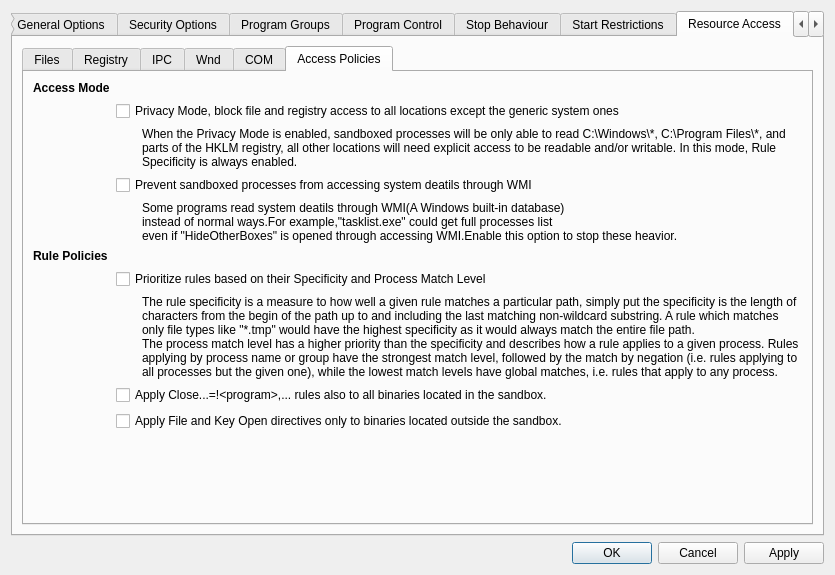
The window that SandboxiePlus/SandMan/Forms/OptionsWindow.ui (sandboxie-plus/Sandboxie) describes before a commit, drawn with Qt 5.
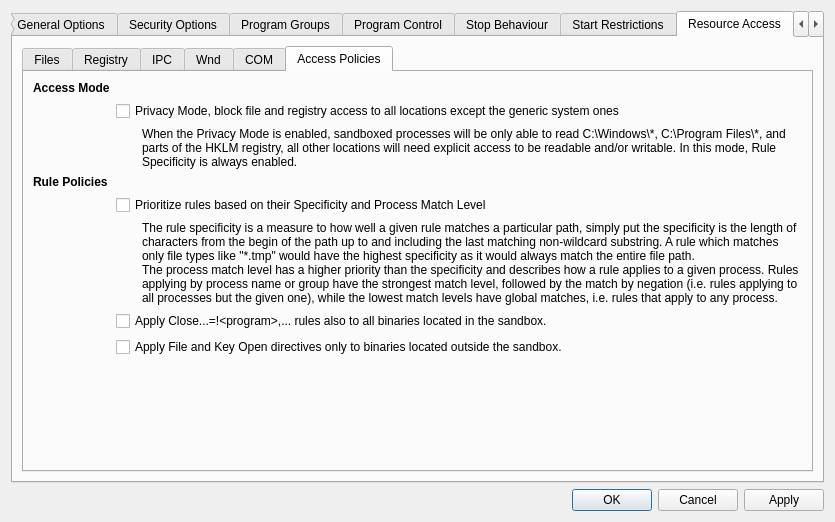
The same window after the commit. The open tabs and pages were chosen to show the change.

```diff
--- a/SandboxiePlus/SandMan/Forms/OptionsWindow.ui
+++ b/SandboxiePlus/SandMan/Forms/OptionsWindow.ui
@@ -7,7 +7,7 @@
     <x>0</x>
     <y>0</y>
     <width>835</width>
-    <height>575</height>
+    <height>475</height>
    </rect>
   </property>
   <property name="sizePolicy">
@@ -3028,6 +3028,50 @@
              <string>Access Policies</string>
             </attribute>
             <layout class="QGridLayout" name="gridLayout_36">
+             <item row="7" column="1" colspan="2">
+              <widget class="QCheckBox" name="chkNoOpenForBox">
+               <property name="text">
+                <string>Apply File and Key Open directives only to binaries located outside the sandbox.</string>
+               </property>
+              </widget>
+             </item>
+             <item row="6" column="1" colspan="2">
+              <widget class="QCheckBox" name="chkCloseForBox">
+               <property name="text">
+                <string>Apply Close...=!&lt;program&gt;,... rules also to all binaries located in the sandbox.</string>
+               </property>
+              </widget>
+             </item>
+             <item row="2" column="2">
+              <widget class="QLabel" name="label_55">
+               <property name="text">
+                <string>When the Privacy Mode is enabled, sandboxed processes will be only able to read C:\Windows\*, C:\Program Files\*, and parts of the HKLM registry, all other locations will need explicit access to be readable and/or writable. In this mode, Rule Specificity is always enabled.</string>
+               </property>
+               <property name="wordWrap">
+                <bool>true</bool>
+               </property>
+              </widget>
+             </item>
+             <item row="4" column="1" colspan="2">
+              <widget class="QCheckBox" name="chkUseSpecificity">
+               <property name="text">
+                <string>Prioritize rules based on their Specificity and Process Match Level</string>
+               </property>
+              </widget>
+             </item>
+             <item row="8" column="1">
+              <spacer name="verticalSpacer_24">
+               <property name="orientation">
+                <enum>Qt::Vertical</enum>
+               </property>
+               <property name="sizeHint" stdset="0">
+                <size>
+                 <width>20</width>
+                 <height>81</height>
+                </size>
+               </property>
+              </spacer>
+             </item>
              <item row="0" column="0">
               <widget class="QLabel" name="lblMode">
                <property name="font">
@@ -3042,6 +3086,19 @@
                </property>
               </widget>
              </item>
+             <item row="8" column="2">
+              <spacer name="horizontalSpacer_9">
+               <property name="orientation">
+                <enum>Qt::Horizontal</enum>
+               </property>
+               <property name="sizeHint" stdset="0">
+                <size>
+                 <width>638</width>
+                 <height>20</height>
+                </size>
+               </property>
+              </spacer>
+             </item>
              <item row="1" column="1" colspan="2">
               <widget class="QCheckBox" name="chkPrivacy">
                <property name="text">
@@ -3049,33 +3106,7 @@
                </property>
               </widget>
              </item>
-             <item row="2" column="2">
-              <widget class="QLabel" name="label_55">
-               <property name="text">
-                <string>When the Privacy Mode is enabled, sandboxed processes will be only able to read C:\Windows\*, C:\Program Files\*, and parts of the HKLM registry, all other locations will need explicit access to be readable and/or writable. In this mode, Rule Specificity is always enabled.</string>
-               </property>
-               <property name="wordWrap">
-                <bool>true</bool>
-               </property>
-              </widget>
-             </item>
-             <item row="3" column="1" colspan="2">
-              <widget class="QCheckBox" name="chkBlockWMI">
-               <property name="text">
-                <string>Prevent sandboxed processes from accessing system deatils through WMI</string>
-               </property>
-              </widget>
-             </item>
-             <item row="4" column="2">
-              <widget class="QLabel" name="label_59">
-               <property name="text">
-                <string>Some programs read system deatils through WMI(A Windows built-in database) 
-instead of normal ways.For example,&quot;tasklist.exe&quot; could get full processes list 
-even if &quot;HideOtherBoxes&quot; is opened through accessing WMI.Enable this option to stop these heavior.</string>
-               </property>
-              </widget>
-             </item>
-             <item row="5" column="0">
+             <item row="3" column="0">
               <widget class="QLabel" name="lblPolicy">
                <property name="font">
                 <font>
@@ -3089,14 +3120,7 @@
                </property>
               </widget>
              </item>
-             <item row="6" column="1" colspan="2">
-              <widget class="QCheckBox" name="chkUseSpecificity">
-               <property name="text">
-                <string>Prioritize rules based on their Specificity and Process Match Level</string>
-               </property>
-              </widget>
-             </item>
-             <item row="7" column="2">
+             <item row="5" column="2">
               <widget class="QLabel" name="label_54">
                <property name="text">
                 <string>The rule specificity is a measure to how well a given rule matches a particular path, simply put the specificity is the length of characters from the begin of the path up to and including the last matching non-wildcard substring. A rule which matches only file types like &quot;*.tmp&quot; would have the highest specificity as it would always match the entire file path.
@@ -3107,46 +3131,6 @@
                </property>
               </widget>
              </item>
-             <item row="8" column="1" colspan="2">
-              <widget class="QCheckBox" name="chkCloseForBox">
-               <property name="text">
-                <string>Apply Close...=!&lt;program&gt;,... rules also to all binaries located in the sandbox.</string>
-               </property>
-              </widget>
-             </item>
-             <item row="9" column="1" colspan="2">
-              <widget class="QCheckBox" name="chkNoOpenForBox">
-               <property name="text">
-                <string>Apply File and Key Open directives only to binaries located outside the sandbox.</string>
-               </property>
-              </widget>
-             </item>
-             <item row="10" column="1">
-              <spacer name="verticalSpacer_24">
-               <property name="orientation">
-                <enum>Qt::Vertical</enum>
-               </property>
-               <property name="sizeHint" stdset="0">
-                <size>
-                 <width>20</width>
-                 <height>81</height>
-                </size>
-               </property>
-              </spacer>
-             </item>
-             <item row="10" column="2">
-              <spacer name="horizontalSpacer_9">
-               <property name="orientation">
-                <enum>Qt::Horizontal</enum>
-               </property>
-               <property name="sizeHint" stdset="0">
-                <size>
-                 <width>638</width>
-                 <height>20</height>
-                </size>
-               </property>
-              </spacer>
-             </item>
             </layout>
            </widget>
           </widget>
```
Left out of the diff: 12 changed lines with no effect on the pictures.
